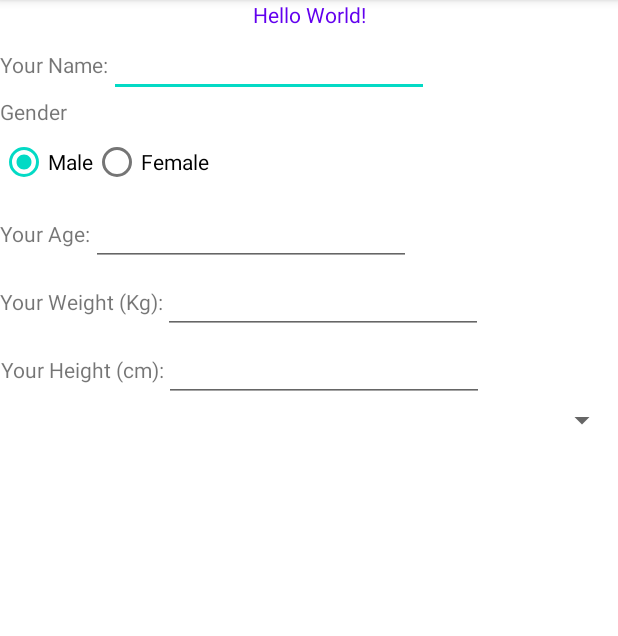
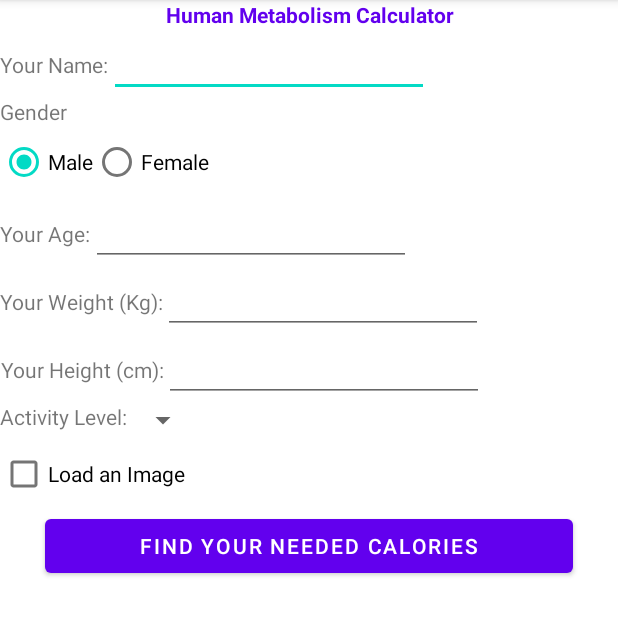
Before and after one commit to jovichenmcintyrecentenial/test_1_android, an Android app: the screen it shows after launch (MainActivity), on a phone screen of 412 x 824 dp, the part 84-720 px from its top. Run offline under Robolectric (Android 15) with nearby library versions, the phone set to English and light mode, and no system bars.

Commit message:
compelte main ui design

```diff
--- a/app/src/main/res/layout/activity_main.xml
+++ b/app/src/main/res/layout/activity_main.xml
@@ -10,8 +10,10 @@
     <TextView
         android:layout_width="match_parent"
         android:layout_height="wrap_content"
-        android:text="Hello World!"
+        android:text="Human Metabolism Calculator"
+        android:textStyle="bold"
         android:textColor="@color/purple_500"
+        android:autoSizeMinTextSize="17sp"
         android:textAlignment="center"
         />
     <LinearLayout
@@ -118,11 +120,42 @@
 
 
     </LinearLayout>
+    <LinearLayout
+        android:layout_width="wrap_content"
+        android:layout_height="wrap_content">
 
-    <Spinner
-        android:id="@+id/spinner"
+
+
+        <TextView
+            android:layout_width="wrap_content"
+            android:layout_height="wrap_content"
+            android:text="Activity Level:"
+            android:textAlignment="center"
+            />
+
+        <Spinner
+            android:id="@+id/spinner"
+            android:layout_width="match_parent"
+            android:layout_height="wrap_content"
+            />
+
+
+    </LinearLayout>
+
+    <CheckBox
+        android:id="@+id/checkBox"
+        android:layout_width="wrap_content"
+        android:layout_height="wrap_content"
+        android:text="Load an Image" />
+
+    <Button
+        android:id="@+id/button"
+        android:gravity="center"
+        android:layout_marginLeft="30dp"
+        android:layout_marginRight="30dp"
         android:layout_width="match_parent"
         android:layout_height="wrap_content"
-       />
+        android:text="FIND YOUR NEEDED CALORIES" />
+
 
 </LinearLayout>
```
